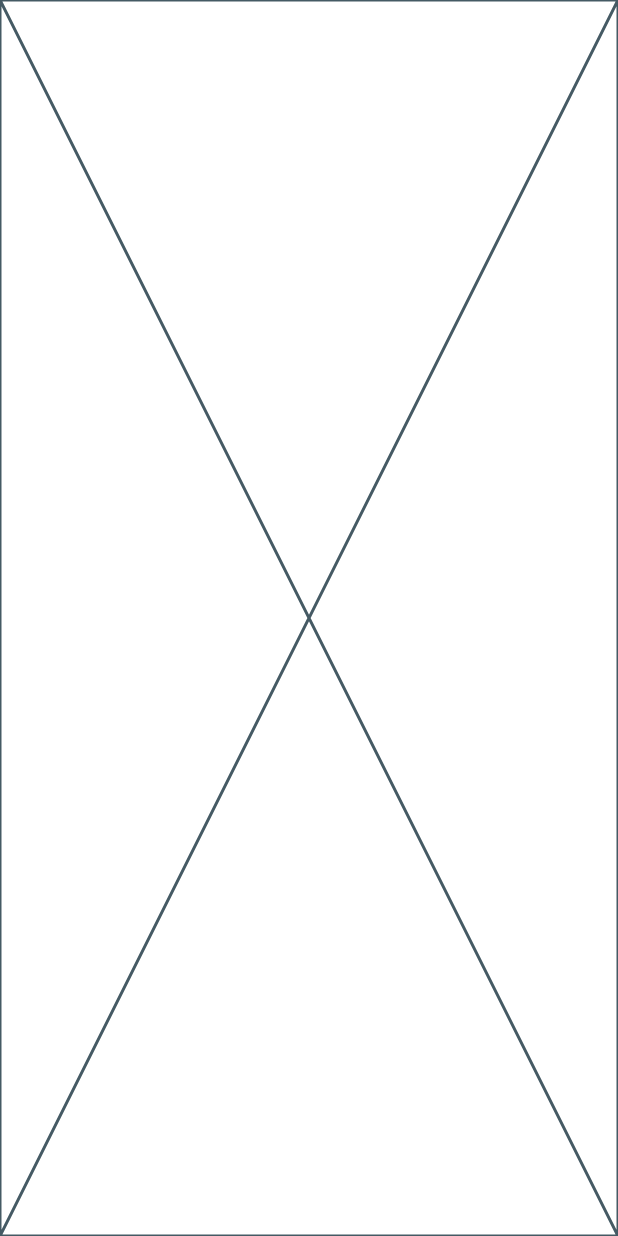
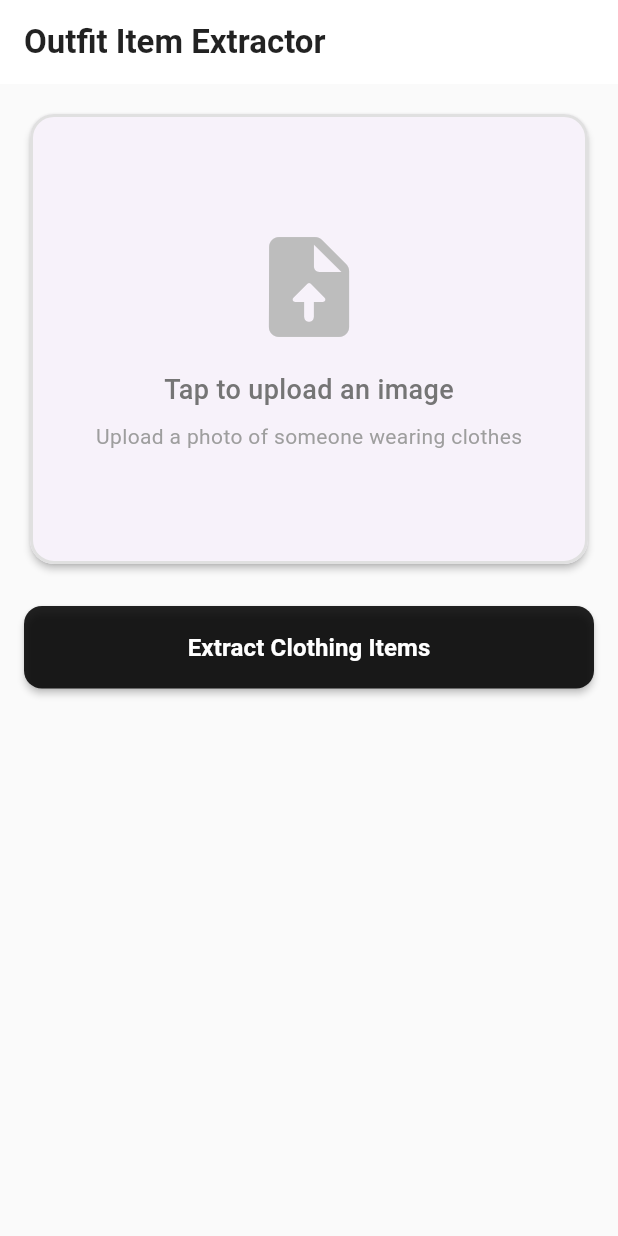
Before and after one commit to nadeerep07/fashion_outfit, a Flutter app: the screen it shows after launch, on a phone screen of 412 x 824 dp. Run offline on Flutter 3.47's test engine with Material 3 defaults, Android fonts, the phone set to English and light mode, and no system bars; our stand-ins replace cached_network_image, google_generative_ai, image_picker, shimmer.

Commit message:
feat:  image generationa nd displaying implemeneted

```diff
--- /dev/null
+++ b/lib/controller/upload_controller.dart
@@ -0,0 +1,135 @@
+import 'dart:io';
+import 'package:fashion_outfit/model/clothing_item.dart';
+import 'package:image_picker/image_picker.dart';
+import 'package:google_generative_ai/google_generative_ai.dart';
+import '../core/constants/prompt.dart'; // import the prompt
+
+class UploadController {
+  File? selectedImage;
+  bool isGenerating = false;
+  List<ClothingItem> detectedItems = [];
+  String? errorMessage;
+
+  final ImagePicker _picker = ImagePicker();
+
+  static const String _geminiApiKey = '';
+
+  Future<void> pickImage() async {
+    try {
+      final XFile? image = await _picker.pickImage(
+        source: ImageSource.gallery,
+        maxWidth: 1920,
+        maxHeight: 1080,
+        imageQuality: 85,
+      );
+
+      if (image != null) {
+        selectedImage = File(image.path);
+        detectedItems.clear();
+        errorMessage = null;
+      } else {
+        errorMessage = 'No image selected';
+      }
+    } catch (e) {
+      errorMessage = 'Error picking image: $e';
+    }
+  }
+
+  Future<void> generateOutfits() async {
+    if (selectedImage == null) {
+      errorMessage = 'Please upload an image first';
+      return;
+    }
+
+    isGenerating = true;
+    errorMessage = null;
+    detectedItems.clear();
+
+    try {
+      final model = GenerativeModel(
+        model: 'gemini-2.5-flash',
+        apiKey: _geminiApiKey,
+      );
+
+      final imageBytes = await selectedImage!.readAsBytes();
+      final imagePart = DataPart('image/jpeg', imageBytes);
+
+      final response = await model.generateContent([
+        Content.multi([TextPart(geminiDetectionPrompt), imagePart])
+      ]);
+
+      if (response.text != null) {
+        final parsedItems = _parseDetectedItems(response.text!);
+        final List<ClothingItem> items = [];
+
+        for (int i = 0; i < parsedItems.length; i++) {
+          final itemData = parsedItems[i];
+
+          final imageUrl = await _generateItemImage(
+            itemData['name']!,
+            itemData['description']!,
+            i,
+          );
+
+          if (imageUrl != null) {
+            items.add(ClothingItem(
+              name: itemData['name']!,
+              imageUrl: imageUrl,
+            ));
+          }
+        }
+
+        detectedItems = items;
+      } else {
+        errorMessage = 'No response from AI';
+      }
+    } catch (e) {
+      errorMessage = 'Error generating items: $e';
+    }
+
+    isGenerating = false;
+  }
+
+  List<Map<String, String>> _parseDetectedItems(String text) {
+    final List<Map<String, String>> items = [];
+    final sections = text.split('---');
+
+    for (var section in sections) {
+      section = section.trim();
+      if (section.isEmpty) continue;
+
+      final itemMatch = RegExp(r'ITEM:\s*(.+?)(?=\n|$)', multiLine: true).firstMatch(section);
+      final descMatch = RegExp(r'DESC:\s*(.+?)(?=\n---|\n*$)', multiLine: true, dotAll: true).firstMatch(section);
+
+      if (itemMatch != null && descMatch != null) {
+        final itemName = itemMatch.group(1)?.trim() ?? '';
+        final itemDesc = descMatch.group(1)?.trim() ?? '';
+
+        if (itemName.isNotEmpty && itemDesc.isNotEmpty) {
+          items.add({
+            'name': itemName,
+            'description': itemDesc,
+          });
+        }
+      }
+    }
+    return items;
+  }
+
+  Future<String?> _generateItemImage(
+    String itemName,
+    String description,
+    int index,
+  ) async {
+    try {
+      final enhancedPrompt =
+          'Professional product photography of $description, isolated on pure white background, centered, high quality studio lighting, detailed texture, 4k resolution, product shot, no person wearing it, just the clothing item laid flat or on mannequin';
+      final encodedPrompt = Uri.encodeComponent(enhancedPrompt);
+      final imageUrl =
+          'https://image.pollinations.ai/prompt/$encodedPrompt?width=512&height=512&seed=${index + 100}&nologo=true&enhance=true';
+      return imageUrl;
+    } catch (e) {
+      return null;
+    }
+  }
+}
--- /dev/null
+++ b/lib/core/constants/prompt.dart
@@ -0,0 +1,37 @@
+
+
+const String geminiDetectionPrompt = '''
+Analyze this image and identify ALL individual clothing items and accessories worn by the person.
+
+For EACH item detected, provide:
+1. Item name (e.g., "Kurta", "Jeans", "Shawl", "Shoes", "Watch", etc.)
+2. Detailed description for image generation including:
+   - Exact color(s) - BE VERY SPECIFIC about the actual colors you see
+   - Material/fabric type
+   - Pattern (solid, striped, printed, embroidered, etc.)
+   - Style details (collar type, sleeve length, fit, etc.)
+   - Any decorative elements (embroidery, buttons, prints, etc.)
+
+IMPORTANT: Match the EXACT colors you see in the image!
+
+Format your response EXACTLY like this (one item per line):
+ITEM: [Item Name]
+DESC: [Detailed description - start with exact color, then material, pattern, and style details]
+---
+ITEM: [Next Item Name]
+DESC: [Description]
+---
+
+Example:
+ITEM: Kurta
+DESC: Navy blue cotton kurta with mandarin collar, long sleeves, subtle white embroidery along the placket, straight cut, knee-length
+---
+ITEM: Churidar
+DESC: White cotton churidar pants, tight fit, gathered at ankles, plain solid color
+---
+ITEM: Shoes
+DESC: Brown leather formal shoes with laces, oxford style, polished finish
+---
+
+Now analyze the image and list ALL visible clothing items with their EXACT colors.
+''';
--- /dev/null
+++ b/lib/model/clothing_item.dart
@@ -0,0 +1,11 @@
+class ClothingItem {
+  final String name;
+  final String imageUrl;
+
+
+  ClothingItem({
+    required this.name,
+    required this.imageUrl,
+
+  });
+}
--- a/lib/view/upload_screen.dart
+++ b/lib/view/upload_screen.dart
@@ -1,10 +1,65 @@
+import 'package:fashion_outfit/widgets/detected_items_grid.dart';
+import 'package:fashion_outfit/widgets/error_message_box.dart';
+import 'package:fashion_outfit/widgets/generate_button.dart';
+import 'package:fashion_outfit/widgets/shimmer_grid.dart';
+import 'package:fashion_outfit/widgets/upload_card.dart';
 import 'package:flutter/material.dart';
+import 'package:fashion_outfit/controller/upload_controller.dart';
 
-class UploadScreen extends StatelessWidget {
+class UploadScreen extends StatefulWidget {
   const UploadScreen({super.key});
 
   @override
+  State<UploadScreen> createState() => _UploadScreenState();
+}
+
+class _UploadScreenState extends State<UploadScreen> {
+  final UploadController _controller = UploadController();
+
+  @override
   Widget build(BuildContext context) {
-    return const Placeholder();
+    return Scaffold(
+      backgroundColor: Colors.grey[50],
+      appBar: AppBar(
+        title: const Text(
+          'Outfit Item Extractor',
+          style: TextStyle(fontWeight: FontWeight.bold),
+        ),
+        backgroundColor: Colors.white,
+        elevation: 0,
+        foregroundColor: Colors.black87,
+      ),
+      body: SingleChildScrollView(
+        child: Padding(
+          padding: const EdgeInsets.all(16),
+          child: Column(
+            crossAxisAlignment: CrossAxisAlignment.stretch,
+            children: [
+              UploadCard(
+                controller: _controller,
+                onUpdate: () => setState(() {}),
+              ),
+              const SizedBox(height: 24),
+              GenerateButton(
+                controller: _controller,
+                onUpdate: () => setState(() {}),
+              ),
+              const SizedBox(height: 24),
+              if (_controller.errorMessage != null)
+                ErrorMessageBox(errorMessage: _controller.errorMessage!),
+              if (_controller.isGenerating)
+                ShimmerGrid(
+                  itemCount: _controller.detectedItems.isNotEmpty
+                      ? _controller.detectedItems.length
+                      : 4,
+                ),
+              if (!_controller.isGenerating &&
+                  _controller.detectedItems.isNotEmpty)
+                DetectedItemsGrid(items: _controller.detectedItems),
+            ],
+          ),
+        ),
+      ),
+    );
   }
 }
--- /dev/null
+++ b/lib/widgets/generate_button.dart
@@ -0,0 +1,59 @@
+import 'package:fashion_outfit/controller/upload_controller.dart';
+import 'package:flutter/material.dart';
+
+class GenerateButton extends StatelessWidget {
+  final UploadController controller;
+  final VoidCallback onUpdate;
+
+  const GenerateButton({super.key, required this.controller, required this.onUpdate});
+
+  @override
+  Widget build(BuildContext context) {
+    return ElevatedButton(
+      onPressed: controller.isGenerating
+          ? null
+          : () async {
+              await controller.generateOutfits();
+              onUpdate();
+            },
+      style: ElevatedButton.styleFrom(
+        backgroundColor: Colors.black87,
+        foregroundColor: Colors.white,
+        padding: const EdgeInsets.symmetric(vertical: 16),
+        shape: RoundedRectangleBorder(
+          borderRadius: BorderRadius.circular(12),
+        ),
+        elevation: 2,
+      ),
+      child: controller.isGenerating
+          ? Row(
+              mainAxisAlignment: MainAxisAlignment.center,
+              children: const [
+                SizedBox(
+                  height: 20,
+                  width: 20,
+                  child: CircularProgressIndicator(
+                    strokeWidth: 2,
+                    valueColor: AlwaysStoppedAnimation<Color>(Colors.white),
+                  ),
+                ),
+                SizedBox(width: 12),
+                Text(
+                  'Detecting & Generating Items...',
+                  style: TextStyle(
+                    fontSize: 16,
+                    fontWeight: FontWeight.bold,
+                  ),
+                ),
+              ],
+            )
+          : const Text(
+              'Extract Clothing Items',
+              style: TextStyle(
+                fontSize: 16,
+                fontWeight: FontWeight.bold,
+              ),
+            ),
+    );
+  }
+}
--- /dev/null
+++ b/lib/widgets/upload_card.dart
@@ -0,0 +1,73 @@
+import 'dart:io';
+import 'package:fashion_outfit/controller/upload_controller.dart';
+import 'package:flutter/material.dart';
+
+class UploadCard extends StatelessWidget {
+  final UploadController controller;
+  final VoidCallback onUpdate;
+
+  const UploadCard({super.key, required this.controller, required this.onUpdate});
+
+  @override
+  Widget build(BuildContext context) {
+    return Card(
+      elevation: 2,
+      shape: RoundedRectangleBorder(
+        borderRadius: BorderRadius.circular(16),
+      ),
+      child: InkWell(
+        onTap: () async {
+          await controller.pickImage();
+          onUpdate();
+        },
+        borderRadius: BorderRadius.circular(16),
+        child: Container(
+          height: 300,
+          decoration: BoxDecoration(
+            borderRadius: BorderRadius.circular(16),
+            border: Border.all(
+              color: Colors.grey[300]!,
+              width: 2,
+              strokeAlign: BorderSide.strokeAlignInside,
+            ),
+          ),
+          child: controller.selectedImage == null
+              ? Column(
+                  mainAxisAlignment: MainAxisAlignment.center,
+                  children: [
+                    Icon(
+                      Icons.upload_file_rounded,
+                      size: 80,
+                      color: Colors.grey[400],
+                    ),
+                    const SizedBox(height: 16),
+                    Text(
+                      'Tap to upload an image',
+                      style: TextStyle(
+                        fontSize: 18,
+                        color: Colors.grey[600],
+                        fontWeight: FontWeight.w500,
+                      ),
+                    ),
+                    const SizedBox(height: 8),
+                    Text(
+                      'Upload a photo of someone wearing clothes',
+                      style: TextStyle(
+                        fontSize: 14,
+                        color: Colors.grey[500],
+                      ),
+                    ),
+                  ],
+                )
+              : ClipRRect(
+                  borderRadius: BorderRadius.circular(14),
+                  child: Image.file(
+                    File(controller.selectedImage!.path),
+                    fit: BoxFit.cover,
+                  ),
+                ),
+        ),
+      ),
+    );
+  }
+}
```
Also changed, not shown: lib/widgets/detected_items_grid.dart (added, +47 -0 lines), lib/widgets/error_message_box.dart (added, +31 -0 lines), lib/widgets/outfit_item_card.dart (added, +77 -0 lines), lib/widgets/shimmer_grid.dart (added, +35 -0 lines), pubspec.yaml (+7 -0 lines), pubspec.lock, 3 other files.
